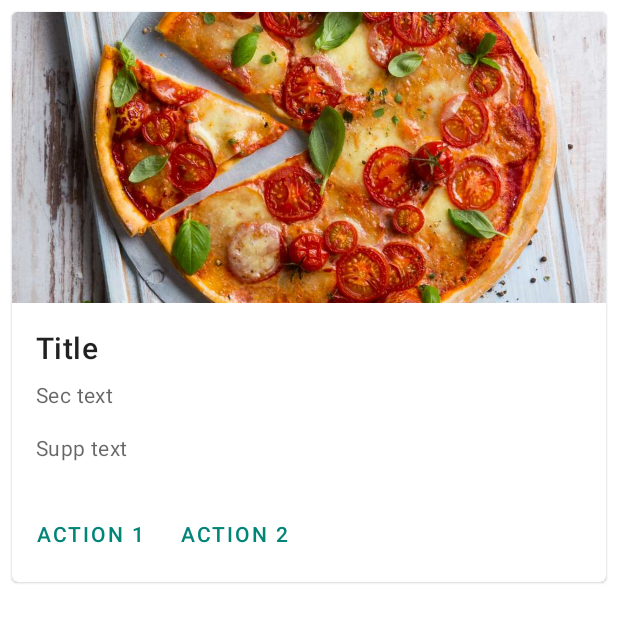
After one commit to LucasTruce/pizza-guide-mobileapp, an Android app: the layout recipes_card_list.xml on its own in the app's theme, with its tools: preview values and no code run, on a phone screen of 412 x 824 dp. The commit adds this screen. Shown: the top 622 px of the screen. Run offline under Robolectric (Android 15) with nearby library versions, the phone set to English and light mode, and no system bars; network calls fail.

Commit message:
add list of recipes from db

```diff
--- a/app/build.gradle
+++ b/app/build.gradle
@@ -33,6 +33,7 @@ dependencies {
     implementation 'com.google.code.gson:gson:2.8.5'
     implementation 'com.squareup.retrofit2:converter-gson:2.1.0'
 
+    compileOnly 'org.projectlombok:lombok:1.18.16'
     annotationProcessor 'org.projectlombok:lombok:1.18.16'
 
     implementation('com.journeyapps:zxing-android-embedded:3.6.0') { transitive = false }
--- a/app/src/main/java/com/app/pizza/MainActivity.java
+++ b/app/src/main/java/com/app/pizza/MainActivity.java
@@ -58,7 +58,7 @@ public class MainActivity extends AppCompatActivity {
                 call.enqueue(new Callback<UserAuthResponse>() {
                     @Override
                     public void onResponse(Call<UserAuthResponse> call, Response<UserAuthResponse> response) {
-                        textView.setVisibility(TextView.INVISIBLE);
+                        //textView.setVisibility(TextView.INVISIBLE);
                         loginLabel.setErrorEnabled(false);
                         passwordLabel.setErrorEnabled(false);
 
--- a/app/src/main/java/com/app/pizza/MenuActivity.java
+++ b/app/src/main/java/com/app/pizza/MenuActivity.java
@@ -1,10 +1,8 @@
 package com.app.pizza;
 
-import android.annotation.SuppressLint;
 import android.content.Intent;
 import android.content.SharedPreferences;
 import android.os.Bundle;
-import android.util.Log;
 import android.view.MenuItem;
 import android.view.View;
 import android.widget.TextView;
--- /dev/null
+++ b/app/src/main/res/layout/recipes_card_list.xml
@@ -0,0 +1,81 @@
+<?xml version="1.0" encoding="utf-8"?>
+<com.google.android.material.card.MaterialCardView
+    xmlns:android="http://schemas.android.com/apk/res/android"
+    xmlns:app="http://schemas.android.com/apk/res-auto"
+    android:layout_width="match_parent"
+    android:layout_height="wrap_content"
+    android:id="@+id/card"
+    android:layout_margin="8dp">
+
+        <LinearLayout
+            android:layout_width="match_parent"
+            android:layout_height="wrap_content"
+            android:orientation="vertical">
+
+            <!-- Media -->
+            <ImageView
+                android:id="@+id/cardImage"
+                android:layout_width="match_parent"
+                android:layout_height="194dp"
+                android:scaleType="centerCrop"
+                app:srcCompat="@drawable/pizza_recipes" />
+
+            <!-- Buttons -->
+            <LinearLayout
+                android:layout_width="match_parent"
+                android:layout_height="wrap_content"
+                android:orientation="vertical"
+                android:padding="16dp">
+
+                <!-- Title, secondary and supporting text -->
+                <TextView
+                    android:id="@+id/cardTitle"
+                    android:layout_width="wrap_content"
+                    android:layout_height="wrap_content"
+                    android:text="Title"
+                    android:textAppearance="?attr/textAppearanceHeadline6" />
+
+                <TextView
+                    android:id="@+id/cardDescription"
+                    android:layout_width="wrap_content"
+                    android:layout_height="wrap_content"
+                    android:layout_marginTop="8dp"
+                    android:text="Sec text"
+                    android:textAppearance="?attr/textAppearanceBody2"
+                    android:textColor="?android:attr/textColorSecondary" />
+
+                <TextView
+                    android:id="@+id/cardStepsTime"
+                    android:layout_width="wrap_content"
+                    android:layout_height="wrap_content"
+                    android:layout_marginTop="16dp"
+                    android:text="Supp text"
+                    android:textAppearance="?attr/textAppearanceBody2"
+                    android:textColor="?android:attr/textColorSecondary" />
+
+            </LinearLayout>
+
+            <LinearLayout
+                android:layout_width="wrap_content"
+                android:layout_height="wrap_content"
+                android:layout_margin="8dp"
+                android:orientation="horizontal">
+
+                <com.google.android.material.button.MaterialButton
+                    android:id="@+id/cardButton"
+                    style="?attr/borderlessButtonStyle"
+                    android:layout_width="wrap_content"
+                    android:layout_height="wrap_content"
+                    android:layout_marginEnd="8dp"
+                    android:text="Action 1" />
+                <com.google.android.material.button.MaterialButton
+                    android:layout_width="wrap_content"
+                    android:layout_height="wrap_content"
+                    android:text="Action 2"
+                    style="?attr/borderlessButtonStyle"
+                    />
+            </LinearLayout>
+
+        </LinearLayout>
+
+</com.google.android.material.card.MaterialCardView>
```
Also changed, not shown: app/src/main/java/com/app/pizza/fragments/HomeFragment.java (+115 -1 lines), app/src/main/java/com/app/pizza/model/Recipe.java (added, +13 -0 lines), app/src/main/java/com/app/pizza/model/RecipeResponse.java (added, +19 -0 lines), app/src/main/java/com/app/pizza/service/RecipeService.java (added, +16 -0 lines), app/src/main/java/com/app/pizza/utils/PaginationAdapter.java (added, +69 -0 lines), app/src/main/res/layout/fragment_home.xml (+14 -5 lines), app/src/main/res/drawable/pizza_recipes.jpg (added).
